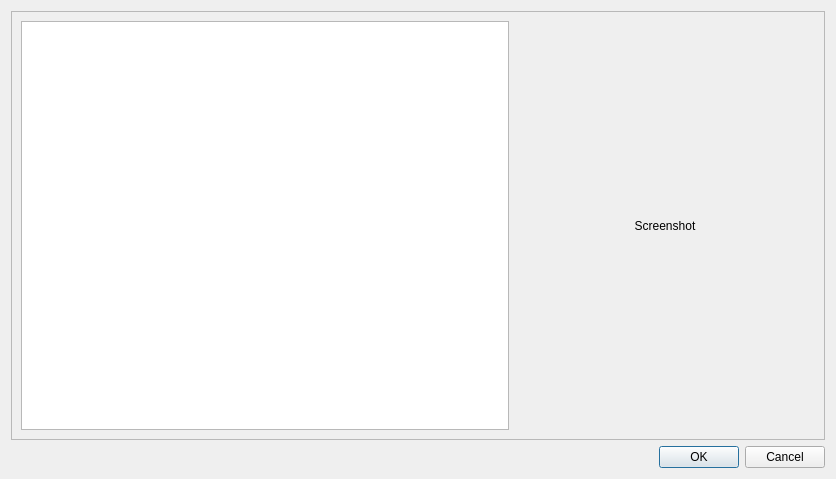
diego0020/braviz-app, file braviz/interaction/qt_guis/load_scenario_dialog.ui: the form before one commit.
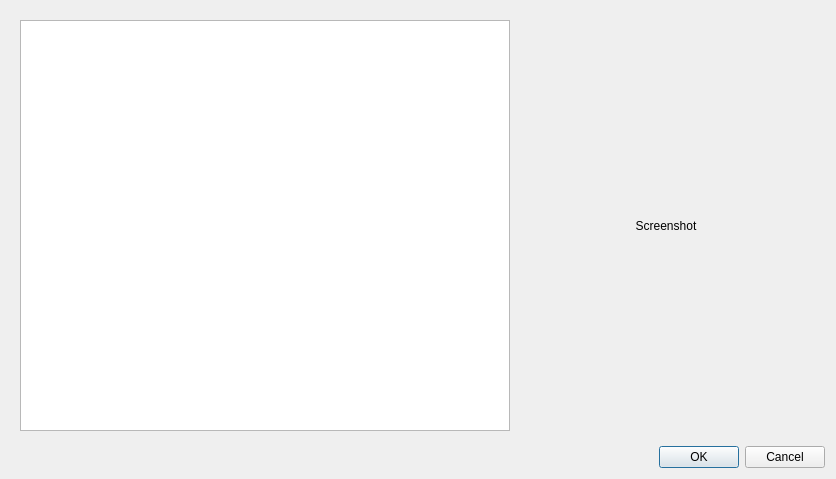
The form after the commit.

Diff of the .ui file:
```diff
--- a/braviz/interaction/qt_guis/load_scenario_dialog.ui
+++ b/braviz/interaction/qt_guis/load_scenario_dialog.ui
@@ -20,7 +20,7 @@
    <item>
     <widget class="QFrame" name="frame">
      <property name="frameShape">
-      <enum>QFrame::StyledPanel</enum>
+      <enum>QFrame::NoFrame</enum>
      </property>
      <property name="frameShadow">
       <enum>QFrame::Raised</enum>
```
